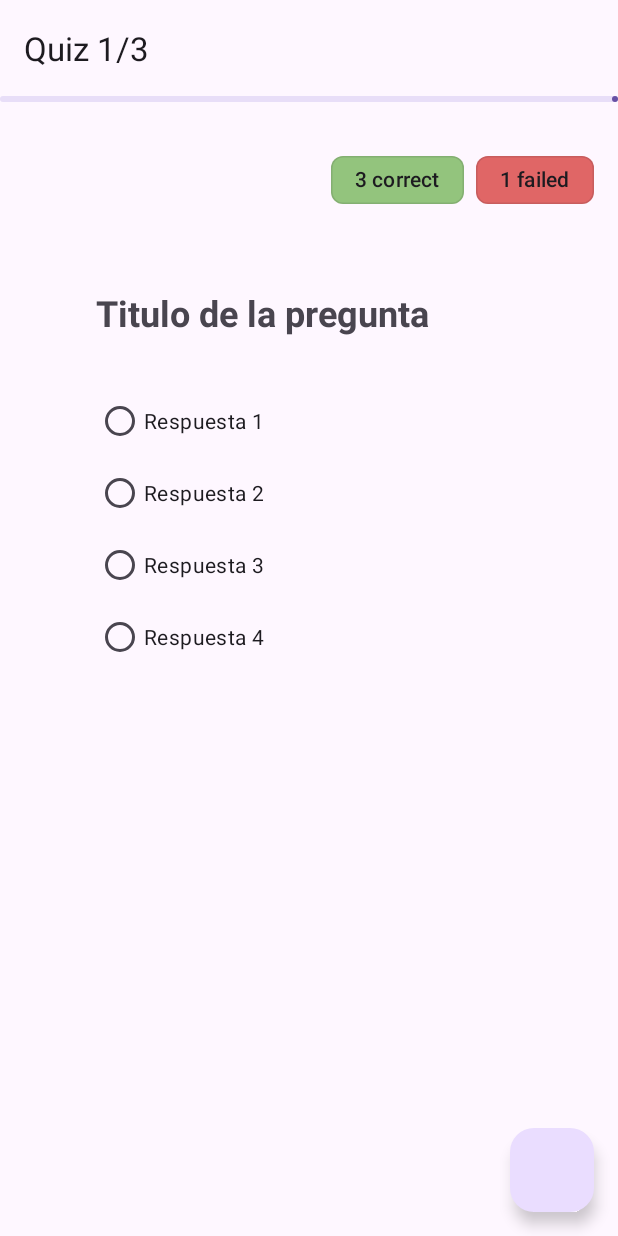
After one commit to MMJimenez/QuizApp, an Android app: the layout fragment_quiz.xml on its own in the app's theme, with its tools: preview values and no code run, on a phone screen of 412 x 824 dp. The commit adds this screen. Run offline under Robolectric (Android 15) with nearby library versions, the phone set to English and light mode, and no system bars.

Commit message:
created fragment_quiz.xml view

```diff
--- a/app/src/main/java/com/mmjimenez/quizapp/ui/startquiz/StartQuizViewModel.kt
+++ b/app/src/main/java/com/mmjimenez/quizapp/ui/start/StartViewModel.kt
@@ -1,10 +1,10 @@
-package com.mmjimenez.quizapp.ui.startquiz
+package com.mmjimenez.quizapp.ui.start
 
 import androidx.lifecycle.ViewModel
 import dagger.hilt.android.lifecycle.HiltViewModel
 import javax.inject.Inject
 
 @HiltViewModel
-class StartQuizViewModel @Inject constructor() : ViewModel() {
+class StartViewModel @Inject constructor() : ViewModel() {
 
 }
--- /dev/null
+++ b/app/src/main/res/layout/fragment_quiz.xml
@@ -0,0 +1,131 @@
+<?xml version="1.0" encoding="utf-8"?>
+<layout xmlns:android="http://schemas.android.com/apk/res/android"
+    xmlns:app="http://schemas.android.com/apk/res-auto"
+    xmlns:tools="http://schemas.android.com/tools">
+
+    <androidx.coordinatorlayout.widget.CoordinatorLayout
+        android:layout_width="match_parent"
+        android:layout_height="match_parent">
+
+        <androidx.constraintlayout.widget.ConstraintLayout
+            android:layout_width="match_parent"
+            android:layout_height="match_parent">
+
+            <com.google.android.material.appbar.AppBarLayout
+                android:id="@+id/topAppBarLayout"
+                android:layout_width="match_parent"
+                android:layout_height="wrap_content"
+                app:layout_constraintLeft_toLeftOf="parent"
+                app:layout_constraintRight_toRightOf="parent"
+                app:layout_constraintTop_toTopOf="parent">
+
+                <com.google.android.material.appbar.MaterialToolbar
+                    android:id="@+id/topAppBar"
+                    android:layout_width="match_parent"
+                    android:layout_height="wrap_content"
+                    android:minHeight="?attr/actionBarSize"
+                    app:title="Quiz 1/3" />
+
+            </com.google.android.material.appbar.AppBarLayout>
+
+            <com.google.android.material.progressindicator.LinearProgressIndicator
+                android:id="@+id/progressBar"
+                android:layout_width="match_parent"
+                android:layout_height="wrap_content"
+
+                app:layout_constraintLeft_toLeftOf="parent"
+                app:layout_constraintRight_toRightOf="parent"
+                app:layout_constraintTop_toBottomOf="@id/topAppBarLayout" />
+
+            <com.google.android.material.chip.ChipGroup
+                android:id="@+id/chipGroup"
+                android:layout_width="wrap_content"
+                android:layout_height="wrap_content"
+                android:layout_marginTop="32dp"
+                android:layout_marginRight="16dp"
+                app:layout_constraintRight_toRightOf="parent"
+                app:layout_constraintTop_toBottomOf="@id/topAppBarLayout">
+
+                <com.google.android.material.chip.Chip
+                    android:id="@+id/chipCorrect"
+                    android:layout_width="wrap_content"
+                    android:layout_height="wrap_content"
+                    android:backgroundTint="@color/green_pale"
+                    android:text="3 correct" />
+
+                <com.google.android.material.chip.Chip
+                    android:id="@+id/chipFailed"
+                    android:layout_width="wrap_content"
+                    android:layout_height="wrap_content"
+                    android:backgroundTint="@color/red_pale"
+                    android:text="1 failed" />
+
+            </com.google.android.material.chip.ChipGroup>
+
+
+            <TextView
+                android:id="@+id/txtQuestion"
+                android:layout_width="wrap_content"
+                android:layout_height="wrap_content"
+                android:layout_marginTop="48dp"
+                android:textStyle="bold"
+                app:layout_constraintLeft_toLeftOf="parent"
+                android:layout_marginLeft="64dp"
+                android:textSize="24sp"
+                app:layout_constraintTop_toBottomOf="@id/chipGroup"
+                android:text="Titulo de la pregunta"/>
+
+            <RadioGroup
+                android:checkedButton="@+id/enabled_selected"
+                app:layout_constraintTop_toBottomOf="@id/txtQuestion"
+                app:layout_constraintLeft_toLeftOf="@id/txtQuestion"
+
+                android:layout_marginTop="32dp"
+                android:layout_width="wrap_content"
+                android:layout_height="wrap_content">
+                <RadioButton
+                    android:id="@+id/enabled_selected"
+                    android:layout_width="match_parent"
+                    android:layout_height="match_parent"
+                    android:checked="false"
+                    android:enabled="true"
+                    android:text="Respuesta 1"/>
+                <RadioButton
+                    android:layout_width="match_parent"
+                    android:layout_height="match_parent"
+                    android:checked="false"
+                    android:enabled="true"
+                    android:text="Respuesta 2"/>
+                <RadioButton
+                    android:layout_width="match_parent"
+                    android:layout_height="match_parent"
+                    android:checked="false"
+                    android:enabled="true"
+                    android:text="Respuesta 3"/>
+                <RadioButton
+                    android:layout_width="match_parent"
+                    android:layout_height="match_parent"
+                    android:checked="false"
+                    android:enabled="true"
+                    android:text="Respuesta 4"/>
+                <RadioButton
+                    android:id="@+id/rbtnInvisible"
+                    android:layout_width="match_parent"
+                    android:layout_height="match_parent"
+                    android:checked="true"
+                    android:enabled="true"
+                    android:visibility="gone"/>
+            </RadioGroup>
+
+        </androidx.constraintlayout.widget.ConstraintLayout>
+
+        <com.google.android.material.floatingactionbutton.FloatingActionButton
+            android:id="@+id/floating_action_button"
+            android:layout_width="wrap_content"
+            android:layout_height="wrap_content"
+            android:layout_gravity="bottom|end"
+            android:layout_margin="16dp" />
+
+    </androidx.coordinatorlayout.widget.CoordinatorLayout>
+
+</layout>
--- a/app/src/main/res/values/colors.xml
+++ b/app/src/main/res/values/colors.xml
@@ -2,4 +2,10 @@
 <resources>
     <color name="black">#FF000000</color>
     <color name="white">#FFFFFFFF</color>
+    <color name="red_bright">#e94335</color>
+    <color name="red_pale">#e06666</color>
+    <color name="red_pale_dark">#cc0000</color>
+    <color name="green_bright">#34a853</color>
+    <color name="green_pale">#93c47d</color>
+    <color name="green_pale_dark">#6aa84e</color>
 </resources>
```
Also changed, not shown: app/src/main/java/com/mmjimenez/quizapp/ui/quiz/QuizFragment.kt (renamed from app/src/main/java/com/mmjimenez/quizapp/ui/startquiz/StartQuizFragment.kt, +12 -8 lines), app/src/main/java/com/mmjimenez/quizapp/ui/start/StartFragment.kt (added, +34 -0 lines), app/src/main/res/layout/fragment_start.xml (added, +18 -0 lines), app/src/main/res/layout/fragment_start_quiz.xml (deleted, +0 -15 lines), app/src/main/res/navigation/nav_graph.xml (+11 -2 lines).
